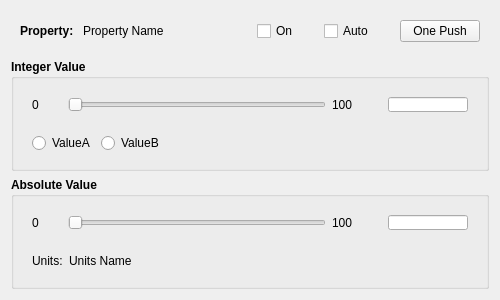
Before: the Qt Designer form src/gui/property_dialog.ui in janelia-idf/bias, drawn with Qt 5.
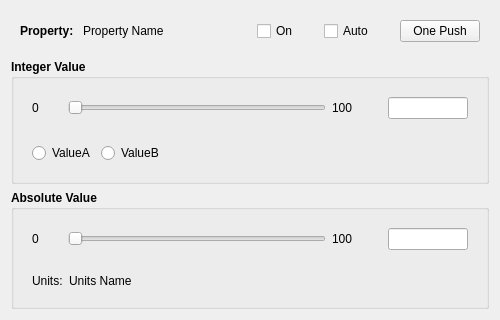
After: the same form once the commit is applied.

Commit message: Worked on property dialog resizing.

The edit to the form file:
```diff
--- a/src/gui/property_dialog.ui
+++ b/src/gui/property_dialog.ui
@@ -7,11 +7,11 @@
     <x>0</x>
     <y>0</y>
     <width>500</width>
-    <height>300</height>
+    <height>312</height>
    </rect>
   </property>
   <property name="sizePolicy">
-   <sizepolicy hsizetype="Fixed" vsizetype="Fixed">
+   <sizepolicy hsizetype="Fixed" vsizetype="Preferred">
     <horstretch>0</horstretch>
     <verstretch>0</verstretch>
    </sizepolicy>
@@ -19,13 +19,13 @@
   <property name="minimumSize">
    <size>
     <width>500</width>
-    <height>300</height>
+    <height>0</height>
    </size>
   </property>
   <property name="maximumSize">
    <size>
     <width>500</width>
-    <height>306</height>
+    <height>312</height>
    </size>
   </property>
   <property name="windowTitle">
@@ -542,6 +542,19 @@
      </layout>
     </widget>
    </item>
+   <item>
+    <spacer name="verticalSpacer_2">
+     <property name="orientation">
+      <enum>Qt::Vertical</enum>
+     </property>
+     <property name="sizeHint" stdset="0">
+      <size>
+       <width>20</width>
+       <height>0</height>
+      </size>
+     </property>
+    </spacer>
+   </item>
   </layout>
  </widget>
  <resources/>
```
The commit also changes 1 other file.
